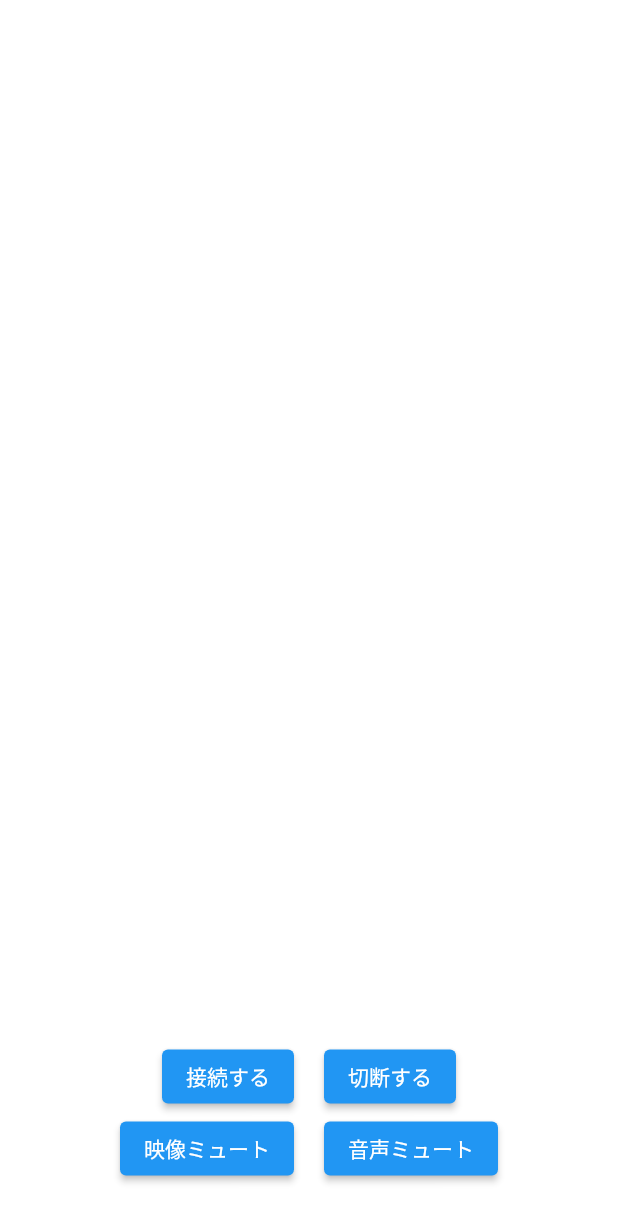
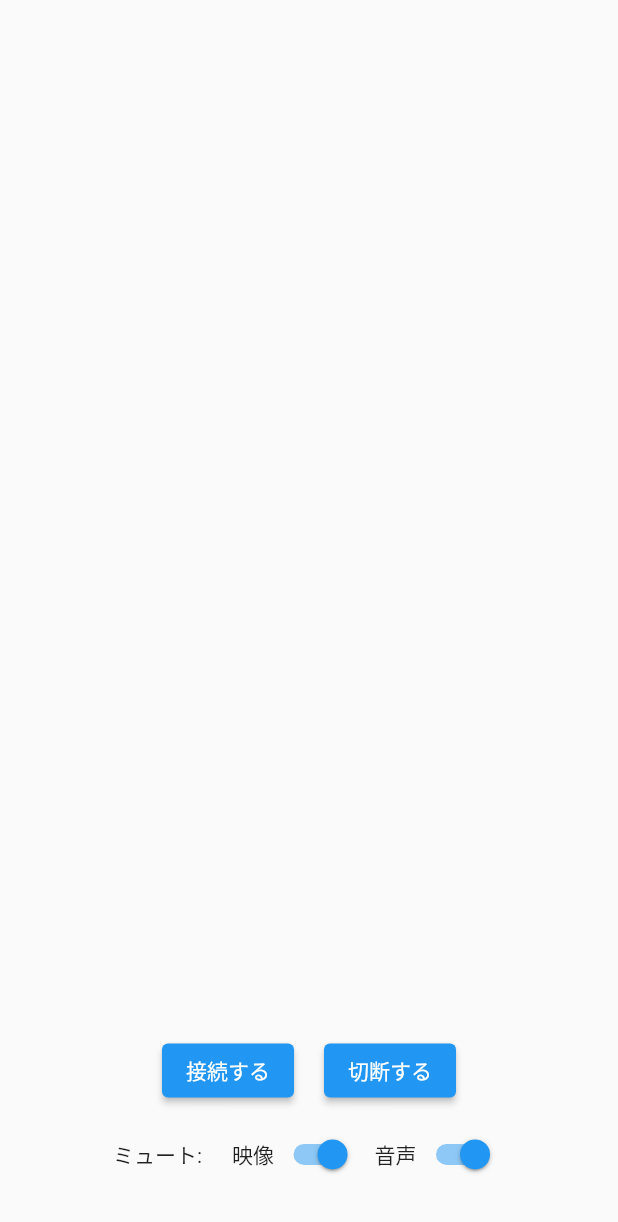
Before and after one commit to enm10k/sora-flutter-sdk, a Flutter app: the screen it shows after launch, on a phone screen of 412 x 824 dp. Shown: the top 1222 px of the screen. Run offline on Flutter 3.47's test engine with Material 2 defaults, Android fonts, the light colour scheme and no system bars; our stand-ins replace plugin_platform_interface.

Commit message:
ミュートボタンをスイッチに変更する

```diff
--- a/example/lib/main.dart
+++ b/example/lib/main.dart
@@ -40,7 +40,9 @@ class _MyAppState extends State<MyApp> {
   @override
   Widget build(BuildContext context) {
     return MaterialApp(
-      home: Builder(builder: _buildMain),
+      home: Scaffold(
+        body: Builder(builder: _buildMain),
+      ),
     );
   }
 
@@ -62,8 +64,7 @@ class _MyAppState extends State<MyApp> {
             child: Column(
               mainAxisAlignment: MainAxisAlignment.center,
               children: [
-                Center(
-                  child: Row(
+                Row(
                   mainAxisAlignment: MainAxisAlignment.center,
                   children: [
                     ElevatedButton(
@@ -81,33 +82,35 @@ class _MyAppState extends State<MyApp> {
                     ),
                   ],
                 ),
-                ),
-                Center(
-                  child: Row(
+                const SizedBox(height: 8),
+                Row(
                   mainAxisAlignment: MainAxisAlignment.center,
                   children: [
-                      ElevatedButton(
-                        onPressed: () async {
+                    const Text('ミュート:'),
+                    const SizedBox(width: 20),
+                    const Text('映像'),
+                    Switch(
+                      value: _videoEnabled,
+                      onChanged: (value) {
                         setState(() {
-                            _videoEnabled = !_videoEnabled;
+                          _videoEnabled = value;
                           _soraClient?.setVideoEnabled(_videoEnabled);
                         });
                       },
-                        child: Text('映像ミュート'),
                     ),
-                      const SizedBox(width: 20),
-                      ElevatedButton(
-                        onPressed: () async {
+                    const SizedBox(width: 8),
+                    const Text('音声'),
+                    Switch(
+                      value: _audioEnabled,
+                      onChanged: (value) {
                         setState(() {
-                            _audioEnabled = !_audioEnabled;
+                          _audioEnabled = value;
                           _soraClient?.setAudioEnabled(_audioEnabled);
                         });
                       },
-                        child: Text('音声ミュート'),
                     ),
                   ],
                 ),
-                )
               ],
             ),
           ),
```
Lines whose indentation alone changed are shown as unchanged.
